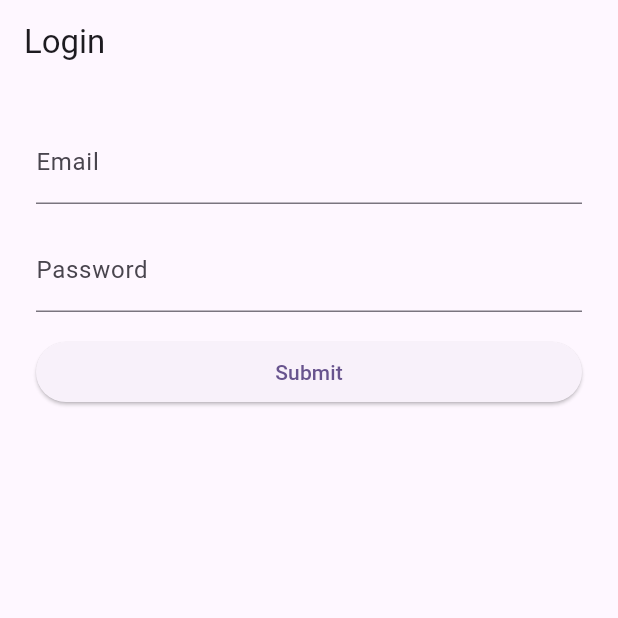
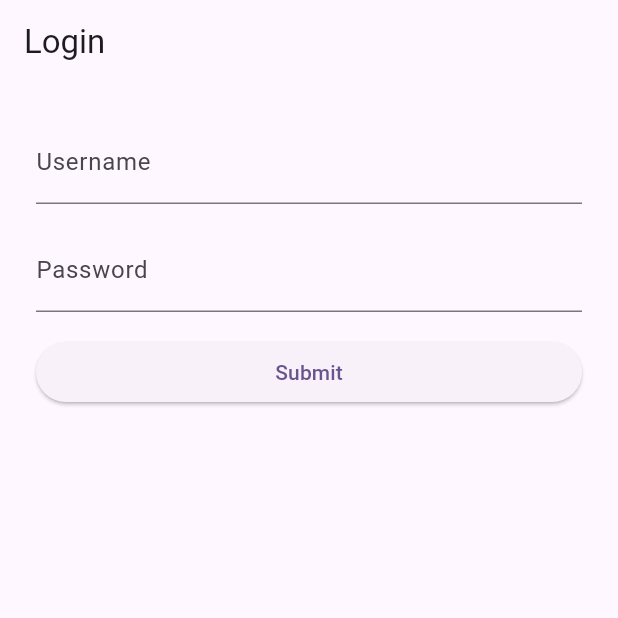
Before and after one commit to raheeldevninja/products_store_bloc, a Flutter app: the screen it shows after launch, on a phone screen of 412 x 824 dp, the top half of it. Run offline on Flutter 3.47's test engine with Material 3 defaults, Android fonts, the phone set to English and light mode, and no system bars; our stand-ins replace chopper, equatable, flutter_bloc; generated files the repository leaves out were written again.

Commit message:
login using auth bloc, repository, code refactored

```diff
--- a/lib/core/app/app.dart
+++ b/lib/core/app/app.dart
@@ -1,6 +1,8 @@
 import 'package:flutter/material.dart';
 import 'package:flutter_bloc/flutter_bloc.dart';
-import 'package:products_store_bloc/feature/auth/bloc/login_bloc.dart';
+import 'package:products_store_bloc/feature/auth/bloc/auth_bloc.dart';
+import 'package:products_store_bloc/feature/auth/repository/auth_repository.dart';
+import 'package:products_store_bloc/feature/auth/service/auth_service.dart';
 import 'package:products_store_bloc/feature/auth/ui/page/login_page.dart';
 
 class ProductsStoreApp extends StatelessWidget {
@@ -8,15 +10,23 @@ class ProductsStoreApp extends StatelessWidget {
 
   @override
   Widget build(BuildContext context) {
-    return MaterialApp(
-      title: 'Products Store',
-      theme: ThemeData(
-        colorScheme: ColorScheme.fromSeed(seedColor: Colors.deepPurple),
-        useMaterial3: true,
-      ),
-      home: BlocProvider(
-        create: (create) => LoginBloc(),
-        child: const LoginPage(),
+    return RepositoryProvider(
+      create: (context) => AuthRepository(AuthService.create()),
+      child: Builder(
+        builder: (context) {
+          return BlocProvider(
+            create: (_) => AuthBloc(context.read<AuthRepository>()),
+            child: MaterialApp(
+              title: 'Products Store',
+              debugShowCheckedModeBanner: false,
+              theme: ThemeData(
+                colorScheme: ColorScheme.fromSeed(seedColor: Colors.deepPurple),
+                useMaterial3: true,
+              ),
+              home: const LoginPage(),
+            ),
+          );
+        }
       ),
     );
   }
--- /dev/null
+++ b/lib/feature/auth/bloc/auth_bloc.dart
@@ -0,0 +1,59 @@
+import 'package:flutter_bloc/flutter_bloc.dart';
+import 'package:products_store_bloc/feature/auth/bloc/auth_event.dart';
+import 'package:products_store_bloc/feature/auth/bloc/auth_state.dart';
+import 'package:products_store_bloc/feature/auth/repository/auth_repository.dart';
+
+class AuthBloc extends Bloc<AuthEvent, AuthState> {
+
+  final AuthRepository authRepository;
+
+  AuthBloc(this.authRepository) : super(AuthInitialState()) {
+    on<LoginSubmittedEvent>(_onLoginSubmitted);
+  }
+
+  void _onLoginSubmitted(LoginSubmittedEvent event, Emitter<AuthState> emit) async {
+
+    final validationErrors = _validateInputs(event.username, event.password);
+
+    if (validationErrors.isNotEmpty) {
+      emit(AuthValidationError(
+        usernameError: validationErrors['username'],
+        passwordError: validationErrors['password'],
+      ));
+
+      // Stop further processing if validation fails
+      return;
+    }
+
+    emit(AuthLoadingState());
+
+    try{
+      final response = await authRepository.login(event.username, event.password);
+      emit(AuthSuccessState(response['token']));
+    }
+    catch(e) {
+      emit(AuthFailureState(e.toString()));
+    }
+
+  }
+
+  // Helper method for validating inputs
+  Map<String, String?> _validateInputs(String username, String password) {
+    final errors = <String, String?>{};
+
+    // Validate email
+    if (username.isEmpty) {
+      errors['username'] = 'Username is required';
+    }
+
+    // Validate password
+    if (password.isEmpty) {
+      errors['password'] = 'Password is required';
+    } else if (password.length < 6) {
+      errors['password'] = 'Password should be at least 6 characters long';
+    }
+
+    return errors;
+  }
+
+}
--- /dev/null
+++ b/lib/feature/auth/bloc/auth_event.dart
@@ -0,0 +1,16 @@
+import 'package:equatable/equatable.dart';
+
+abstract class AuthEvent extends Equatable {
+  @override
+  List<Object?> get props => [];
+}
+
+class LoginSubmittedEvent extends AuthEvent {
+  final String username;
+  final String password;
+
+  LoginSubmittedEvent(this.username, this.password);
+
+  @override
+  List<Object?> get props => [username, password];
+}
--- /dev/null
+++ b/lib/feature/auth/bloc/auth_state.dart
@@ -0,0 +1,37 @@
+import 'package:equatable/equatable.dart';
+
+abstract class AuthState extends Equatable {
+  final String? usernameError;
+  final String? passwordError;
+
+  const AuthState({this.usernameError, this.passwordError});
+
+  @override
+  List<Object?> get props => [usernameError, passwordError];
+}
+
+class AuthInitialState extends AuthState {}
+
+class AuthLoadingState extends AuthState {}
+
+class AuthSuccessState extends AuthState {
+  final String token;
+
+  const AuthSuccessState(this.token);
+
+  @override
+  List<Object?> get props => [token];
+}
+
+class AuthFailureState extends AuthState {
+  final String error;
+
+  const AuthFailureState(this.error);
+
+  @override
+  List<Object?> get props => [error];
+}
+
+class AuthValidationError extends AuthState {
+  const AuthValidationError({super.usernameError, super.passwordError});
+}
--- a/lib/feature/auth/bloc/login_bloc.dart
+++ /dev/null
@@ -1,56 +0,0 @@
-import 'package:flutter_bloc/flutter_bloc.dart';
-import 'package:products_store_bloc/feature/auth/bloc/login_event.dart';
-import 'package:products_store_bloc/feature/auth/bloc/login_state.dart';
-
-class LoginBloc extends Bloc<LoginEvent, LoginState> {
-
-  LoginBloc() : super(LoginState.initial()) {
-
-    on<EmailChangedEvent>(_onEmailChanged);
-    on<PasswordChangedEvent>(_onPasswordChanged);
-    on<LoginSubmittedEvent>(_onLoginSubmitted);
-  }
-
-  void _onEmailChanged(EmailChangedEvent event, Emitter<LoginState> emit) {
-    final isEmailValid = _validateEmail(event.email);
-    emit(state.copyWith(email: event.email, isEmailValid: isEmailValid, isSuccess: false));
-  }
-
-  void _onPasswordChanged(PasswordChangedEvent event, Emitter<LoginState> emit) {
-    final isPasswordValid = _validatePassword(event.password);
-    emit(state.copyWith(password: event.password, isPasswordValid: isPasswordValid, isSuccess: false));
-  }
-
-  void _onLoginSubmitted(LoginSubmittedEvent event, Emitter<LoginState> emit) async {
-    if(!state.isEmailValid || !state.isPasswordValid) {
-      return;
-    }
-
-    emit(state.copyWith(isSubmitting: true, isSuccess: false));
-
-    await Future.delayed(const Duration(seconds: 2));
-
-    emit(state.copyWith(isSubmitting: false, isSuccess: true));
-
-  }
-
-  bool _validateEmail(String email) {
-
-    if(email.isEmpty) {
-      return false;
-    }
-
-    final emailRegex = RegExp(r'^[^@\s]+@[^@\s]+\.[^@\s]+$');
-    return emailRegex.hasMatch(email);
-  }
-
-  bool _validatePassword(String password) {
-
-    if(password.isEmpty) {
-      return false;
-    }
-
-    return password.length >= 6;
-  }
-
-}
--- a/lib/feature/auth/bloc/login_event.dart
+++ /dev/null
@@ -1,27 +0,0 @@
-import 'package:equatable/equatable.dart';
-
-abstract class LoginEvent extends Equatable {
-  @override
-  List<Object?> get props => [];
-}
-
-class EmailChangedEvent extends LoginEvent {
-  final String email;
-
-  EmailChangedEvent(this.email);
-
-  @override
-  List<Object?> get props => [];
-}
-
-class PasswordChangedEvent extends LoginEvent {
-
-  final String password;
-
-  PasswordChangedEvent(this.password);
-
-  @override
-  List<Object?> get props => [];
-}
-
-class LoginSubmittedEvent extends LoginEvent {}
--- a/lib/feature/auth/bloc/login_state.dart
+++ /dev/null
@@ -1,61 +0,0 @@
-class LoginState {
-  final String email;
-  final String password;
-  final String emailError;
-  final String passwordError;
-  final bool isEmailValid;
-  final bool isPasswordValid;
-  final bool isSubmitting;
-  final bool isSuccess;
-  final bool isFailure;
-
-  LoginState({
-    required this.email,
-    required this.password,
-    required this.emailError,
-    required this.passwordError,
-    required this.isEmailValid,
-    required this.isPasswordValid,
-    required this.isSubmitting,
-    required this.isSuccess,
-    required this.isFailure,
-  });
-
-  factory LoginState.initial() {
-    return LoginState(
-      email: '',
-      password: '',
-      emailError: '',
-      passwordError: '',
-      isEmailValid: true,
-      isPasswordValid: true,
-      isSubmitting: false,
-      isSuccess: false,
-      isFailure: false,
-    );
-  }
-
-  LoginState copyWith({
-    String? email,
-    String? password,
-    String? emailError,
-    String? passwordError,
-    bool? isEmailValid,
-    bool? isPasswordValid,
-    bool? isSubmitting,
-    bool? isSuccess,
-    bool? isFailure,
-  }) {
-    return LoginState(
-      email: email ?? this.email,
-      password: password ?? this.password,
-      emailError: emailError ?? this.emailError,
-      passwordError: passwordError ?? this.passwordError,
-      isEmailValid: isEmailValid ?? this.isEmailValid,
-      isPasswordValid: isPasswordValid ?? this.isPasswordValid,
-      isSubmitting: isSubmitting ?? this.isSubmitting,
-      isSuccess: isSuccess ?? this.isSuccess,
-      isFailure: isFailure ?? this.isFailure,
-    );
-  }
-}
--- /dev/null
+++ b/lib/feature/auth/repository/auth_repository.dart
@@ -0,0 +1,30 @@
+import 'dart:developer';
+
+import 'package:products_store_bloc/feature/auth/service/auth_service.dart';
+
+class AuthRepository {
+
+  final AuthService service;
+
+  AuthRepository(this.service);
+
+  Future<Map<String, dynamic>> login(String username, String password) async {
+
+    final response = await service.login({
+      "username": username,
+      "password": password
+    });
+
+    log('login response: ${response.body}');
+
+    if(response.isSuccessful) {
+      return response.body;
+    }
+    else {
+      throw Exception(response.error);
+    }
+
+  }
+
+
+}
--- /dev/null
+++ b/lib/feature/auth/service/auth_service.dart
@@ -0,0 +1,22 @@
+import 'package:chopper/chopper.dart';
+
+part 'auth_service.chopper.dart';
+
+@ChopperApi(baseUrl: '/auth')
+abstract class AuthService extends ChopperService {
+
+  @Post(path: '/login')
+  Future<Response> login(@Body() Map<String, dynamic> body);
+
+  static AuthService create() {
+    final client = ChopperClient(
+      baseUrl: Uri.parse('https://fakestoreapi.com'),
+      services: [
+        _$AuthService(),
+      ],
+      converter: const JsonConverter(),
+    );
+
+    return _$AuthService(client);
+  }
+}
--- a/lib/feature/auth/ui/page/login_page.dart
+++ b/lib/feature/auth/ui/page/login_page.dart
@@ -1,8 +1,9 @@
 import 'package:flutter/material.dart';
 import 'package:flutter_bloc/flutter_bloc.dart';
-import 'package:products_store_bloc/feature/auth/bloc/login_bloc.dart';
-import 'package:products_store_bloc/feature/auth/bloc/login_event.dart';
-import 'package:products_store_bloc/feature/auth/bloc/login_state.dart';
+import 'package:products_store_bloc/feature/auth/bloc/auth_bloc.dart';
+import 'package:products_store_bloc/feature/auth/bloc/auth_event.dart';
+import 'package:products_store_bloc/feature/auth/bloc/auth_state.dart';
+import 'package:products_store_bloc/feature/home/ui/home_page.dart';
 
 class LoginPage extends StatefulWidget {
   const LoginPage({super.key});
@@ -12,76 +13,84 @@ class LoginPage extends StatefulWidget {
 }
 
 class _LoginPageState extends State<LoginPage> {
+  final _usernameController = TextEditingController();
+  final _passwordController = TextEditingController();
 
   final _form = GlobalKey<FormState>();
 
   @override
   Widget build(BuildContext context) {
-
-    final loginBloc = BlocProvider.of<LoginBloc>(context);
-
+    final loginBloc = BlocProvider.of<AuthBloc>(context);
     return Scaffold(
       appBar: AppBar(
         title: const Text('Login'),
       ),
-      body: Padding(
-        padding: const EdgeInsets.all(24.0),
-        child: Form(
-          key: _form,
-          child: Column(
-            crossAxisAlignment: CrossAxisAlignment.stretch,
-            children: [
-              BlocBuilder<LoginBloc, LoginState>(
-                builder: (context, state) {
-                  return TextFormField(
-                    onChanged: (email) => loginBloc.add(EmailChangedEvent(email)),
-                    keyboardType: TextInputType.emailAddress,
+      body: BlocConsumer<AuthBloc, AuthState>(
+        listener: (context, state) {
+          if (state is AuthSuccessState) {
+            //navigate to home screen
+            Navigator.pushReplacement(
+              context,
+              MaterialPageRoute(
+                builder: (context) => const HomePage(),
+              ),
+            );
+          } else if (state is AuthFailureState) {
+            ScaffoldMessenger.of(context).showSnackBar(
+              SnackBar(content: Text('Login Failed: ${state.error}')),
+            );
+          }
+        },
+        builder: (context, state) {
+          final usernameError =
+              state is AuthValidationError ? state.usernameError : null;
+          final passwordError =
+              state is AuthValidationError ? state.passwordError : null;
+
+          return Padding(
+            padding: const EdgeInsets.all(24.0),
+            child: Form(
+              key: _form,
+              child: Column(
+                crossAxisAlignment: CrossAxisAlignment.stretch,
+                children: [
+                  TextFormField(
+                    controller: _usernameController,
+                    keyboardType: TextInputType.text,
                     decoration: InputDecoration(
-                      labelText: "Email",
-                      errorText: state.isEmailValid ? null : 'Invalid Email',
+                      labelText: "Username",
+                      errorText: usernameError,
                     ),
-                  );
-                },
-              ),
-              const SizedBox(height: 16),
-              BlocBuilder<LoginBloc, LoginState>(
-                builder: (context, state) {
-                  return TextFormField(
-                    onChanged: (password) => loginBloc.add(PasswordChangedEvent(password)),
+                  ),
+                  const SizedBox(height: 16),
+                  TextFormField(
+                    controller: _passwordController,
                     keyboardType: TextInputType.text,
                     decoration: InputDecoration(
                       labelText: "Password",
-                      errorText: state.isPasswordValid ? null : 'Invalid password',
+                      errorText: passwordError,
                     ),
-                  );
-                },
+                  ),
+                  const SizedBox(height: 16),
+                  ElevatedButton(
+                    onPressed: (state is AuthLoadingState)
+                        ? null
+                        : () {
+                            final username = _usernameController.text.trim();
+                            final password = _passwordController.text.trim();
+
+                            loginBloc
+                                .add(LoginSubmittedEvent(username, password));
+                          },
+                    child: (state is AuthLoadingState)
+                        ? const CircularProgressIndicator(color: Colors.blue)
+                        : const Text('Submit'),
+                  ),
+                ],
               ),
-              const SizedBox(height: 16),
-              BlocConsumer<LoginBloc, LoginState>(
-                listener: (context, state) {
-                  if(state.isSuccess) {
-                    ScaffoldMessenger.of(context).showSnackBar(
-                      const SnackBar(content: Text("Login Successful!")),
-                    );
-                  }
-
-                  if(state.isFailure) {
-                    ScaffoldMessenger.of(context).showSnackBar(
-                      const SnackBar(content: Text("Login failed!")),
-                    );
-                  }
-                },
-                builder: (context, state) {
-                  return ElevatedButton(
-                    onPressed: state.isSubmitting ? null : () => loginBloc.add(LoginSubmittedEvent()),
-                    child: state.isSubmitting ? const CircularProgressIndicator(color: Colors.blue) : const Text('Submit'),
-                  );
-                },
-              ),
-
-            ],
-          ),
-        ),
+            ),
+          );
+        },
       ),
     );
   }
--- a/pubspec.yaml
+++ b/pubspec.yaml
@@ -23,7 +23,8 @@ dev_dependencies:
   flutter_test:
     sdk: flutter
 
-
+  build_runner: ^2.4.9
+  chopper_generator: ^8.0.3
   flutter_lints: ^4.0.0
 
 flutter:
```
Also changed, not shown: lib/feature/home/ui/home_page.dart (added, +31 -0 lines), pubspec.lock, 1 other file.
